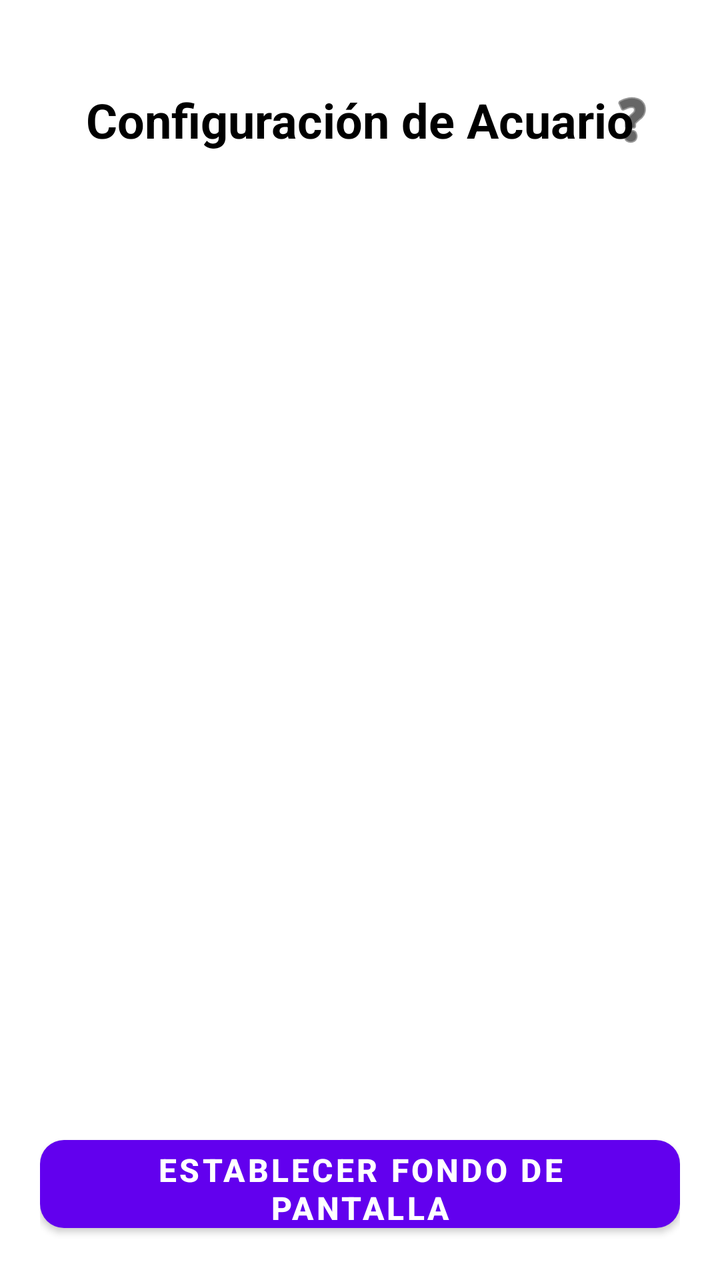
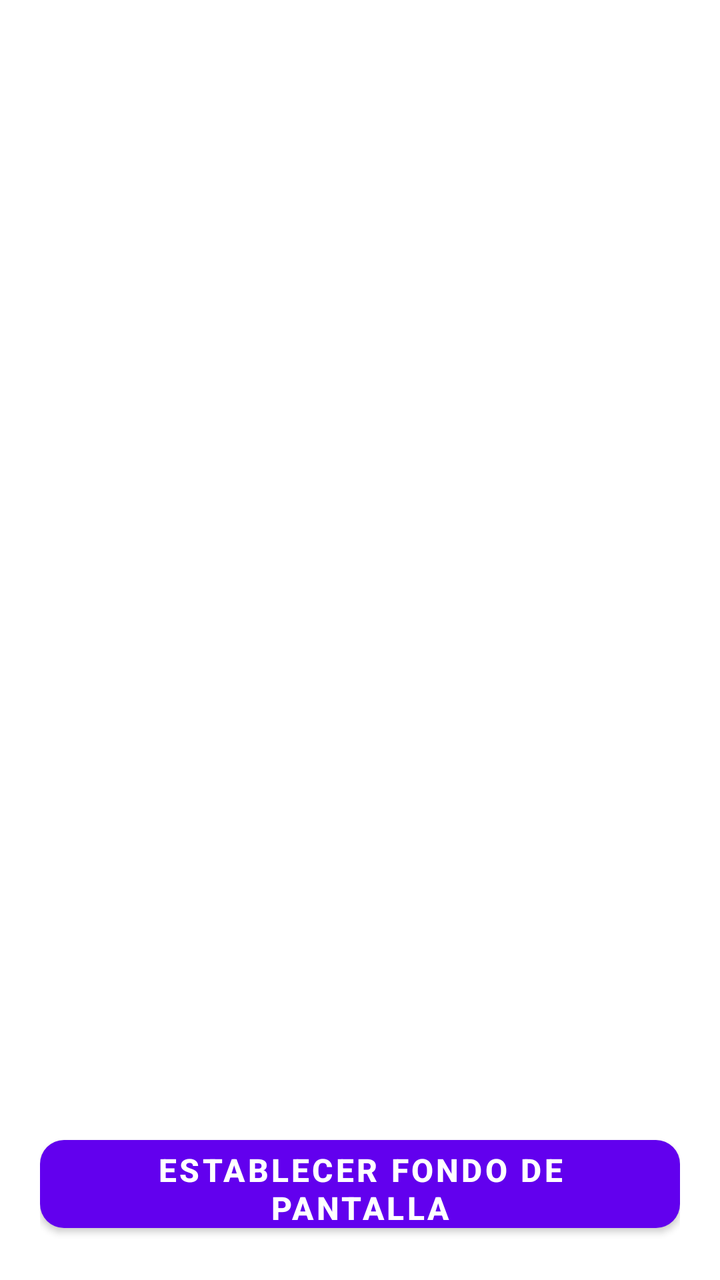

An Android layout rendered at two revisions. The XML below is the earlier revision; the diff shows what the commit changed to produce the second picture.
<!-- AndroidManifest.xml: application theme Theme.AcuarioWallpaper -->
<!-- res/layout/activity_settings.xml -->
<?xml version="1.0" encoding="utf-8"?>
<LinearLayout xmlns:android="http://schemas.android.com/apk/res/android"
    xmlns:app="http://schemas.android.com/apk/res-auto"
    android:layout_width="match_parent"
    android:layout_height="match_parent"
    android:orientation="vertical"
    android:padding="20dp"
    android:background="?attr/colorSurface">

    <RelativeLayout
        android:layout_width="match_parent"
        android:layout_height="wrap_content"
        android:layout_marginTop="16dp"
        android:layout_marginBottom="16dp">

        <TextView
            android:id="@+id/textViewTitle"
            android:layout_width="wrap_content"
            android:layout_height="wrap_content"
            android:layout_centerInParent="true"
            android:text="@string/settings_title"
            android:textColor="?attr/colorOnSurface"
            android:textSize="24sp"
            android:textStyle="bold" />

        <ImageButton
            android:id="@+id/buttonHelp"
            android:layout_width="48dp"
            android:layout_height="48dp"
            android:layout_alignParentRight="true"
            android:layout_centerVertical="true"
            android:background="?android:attr/selectableItemBackgroundBorderless"
            android:src="@android:drawable/ic_menu_help"
            android:tint="?attr/colorOnSurface"
            android:contentDescription="Help" />
    </RelativeLayout>

    
    <FrameLayout
        android:id="@+id/settings_fragment_container"
        android:layout_width="match_parent"
        android:layout_height="0dp"
        android:layout_weight="1"
        android:layout_marginBottom="16dp" />

    <com.google.android.material.button.MaterialButton
        android:id="@+id/buttonApplyWallpaper"
        android:layout_width="match_parent"
        android:layout_height="56dp"
        android:text="@string/settings_apply_wallpaper"
        android:textSize="16sp"
        android:textStyle="bold"
        app:cornerRadius="12dp" />

</LinearLayout>
<!-- resources referenced by this layout -->
<resources>
  <string name="settings_apply_wallpaper">Establecer fondo de pantalla</string>
  <string name="settings_title">Configuración de Acuario</string>
  <style name="Theme.AcuarioWallpaper" parent="Theme.MaterialComponents.DayNight.DarkActionBar">
          
          <item name="colorPrimary">@color/purple_500</item>
          <item name="colorPrimaryVariant">@color/purple_700</item>
          <item name="colorOnPrimary">@color/white</item>
          
          <item name="colorSecondary">@color/teal_200</item>
          <item name="colorSecondaryVariant">@color/teal_700</item>
          <item name="colorOnSecondary">@color/black</item>
          
          <item name="android:statusBarColor">?attr/colorPrimaryVariant</item>
          
      </style>
  <color name="purple_500">#FF6200EE</color>
  <color name="purple_700">#FF3700B3</color>
  <color name="white">#FFFFFFFF</color>
  <color name="teal_200">#FF03DAC5</color>
  <color name="teal_700">#FF018786</color>
  <color name="black">#FF000000</color>
</resources>

<!-- the commit's change to res/layout/activity_settings.xml (unified diff, before → after) -->
@@ -6,34 +6,6 @@
     android:orientation="vertical"
     android:padding="20dp"
     android:background="?attr/colorSurface">
-
-    <RelativeLayout
-        android:layout_width="match_parent"
-        android:layout_height="wrap_content"
-        android:layout_marginTop="16dp"
-        android:layout_marginBottom="16dp">
-
-        <TextView
-            android:id="@+id/textViewTitle"
-            android:layout_width="wrap_content"
-            android:layout_height="wrap_content"
-            android:layout_centerInParent="true"
-            android:text="@string/settings_title"
-            android:textColor="?attr/colorOnSurface"
-            android:textSize="24sp"
-            android:textStyle="bold" />
-
-        <ImageButton
-            android:id="@+id/buttonHelp"
-            android:layout_width="48dp"
-            android:layout_height="48dp"
-            android:layout_alignParentRight="true"
-            android:layout_centerVertical="true"
-            android:background="?android:attr/selectableItemBackgroundBorderless"
-            android:src="@android:drawable/ic_menu_help"
-            android:tint="?attr/colorOnSurface"
-            android:contentDescription="Help" />
-    </RelativeLayout>
 
     
     <FrameLayout
<!-- resource entries referenced after the edit -->
@@ -1,7 +1,6 @@
 <!-- resources referenced by this layout -->
 <resources>
   <string name="settings_apply_wallpaper">Establecer fondo de pantalla</string>
-  <string name="settings_title">Configuración de Acuario</string>
   <style name="Theme.AcuarioWallpaper" parent="Theme.MaterialComponents.DayNight.DarkActionBar">
           
           <item name="colorPrimary">@color/purple_500</item>
